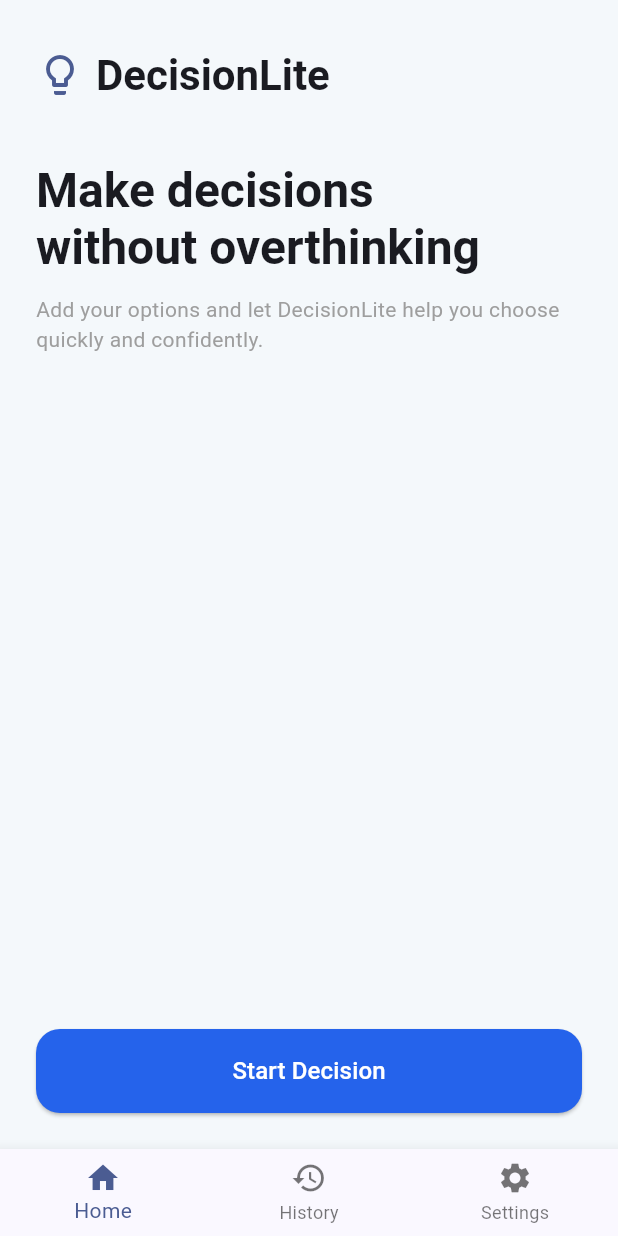
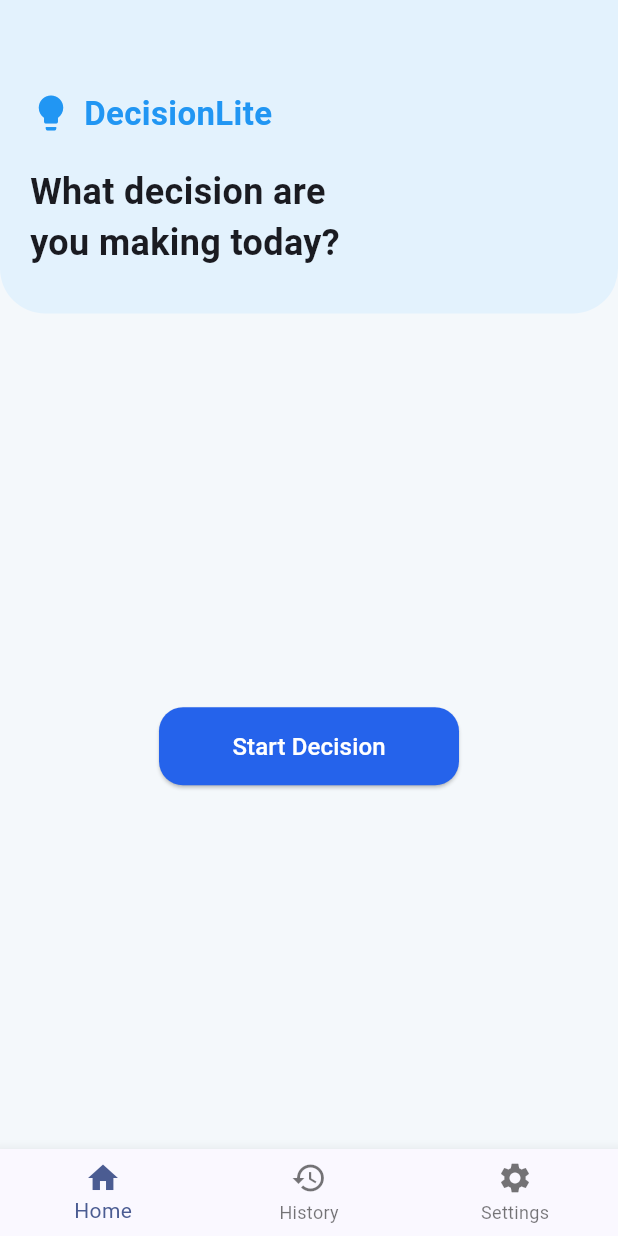
Before and after one commit to Rachanon-6731503030/Moblie-App_DecisionLite, a Flutter app: the screen it shows after launch, on a phone screen of 412 x 824 dp. Run offline on Flutter 3.47's test engine with Material 3 defaults, Android fonts, the phone set to English and light mode, and no system bars.

Commit message:
Update Home UI and spacing

```diff
--- a/decisionlite/lib/add_options_screen.dart
+++ b/decisionlite/lib/add_options_screen.dart
@@ -29,7 +29,7 @@ class _AddOptionsScreenState extends State<AddOptionsScreen> {
   final random = Random();
   final result = _options[random.nextInt(_options.length)];
 
-  DecisionHistory.add(result);
+  DecisionHistory.add("My Decision", result);
 
   Navigator.push(
     context,
--- a/decisionlite/lib/main.dart
+++ b/decisionlite/lib/main.dart
@@ -105,59 +105,57 @@ class HomeScreen extends StatelessWidget {
     final theme = Theme.of(context);
 
     return Scaffold(
-      body: SafeArea(
-        child: Padding(
-          padding: const EdgeInsets.symmetric(horizontal: 24),
+      body: Column(
+  children: [
+
+    // ===== Hero Header =====
+    Container(
+      width: double.infinity,
+      padding: const EdgeInsets.fromLTRB(20, 60, 20, 30),
+      decoration: const BoxDecoration(
+        color: Color(0xFFE3F2FD), // สีฟ้าอ่อน
+        borderRadius: BorderRadius.only(
+          bottomLeft: Radius.circular(30),
+          bottomRight: Radius.circular(30),
+        ),
+      ),
       child: Column(
         crossAxisAlignment: CrossAxisAlignment.start,
-            children: [
-              const SizedBox(height: 32),
-
-              // App Header
+        children: const [
           Row(
             children: [
-                  Icon(
-                    Icons.lightbulb_outline,
-                    size: 32,
-                    color: theme.colorScheme.primary,
-                  ),
-                  const SizedBox(width: 8),
+              Icon(Icons.lightbulb, size: 28, color: Colors.blue),
+              SizedBox(width: 8),
               Text(
-                    'DecisionLite',
-                    style: theme.textTheme.headlineMedium?.copyWith(
+                "DecisionLite",
+                style: TextStyle(
+                  fontSize: 22,
                   fontWeight: FontWeight.bold,
+                  color: Colors.blue,
                 ),
               ),
             ],
           ),
-
-              const SizedBox(height: 40),
-
-              // Hero Title
+          SizedBox(height: 20),
           Text(
-                'Make decisions\nwithout overthinking',
-                style: theme.textTheme.headlineLarge?.copyWith(
-                  fontWeight: FontWeight.bold,
-                  height: 1.2,
+            "What decision are\nyou making today?",
+            style: TextStyle(
+              fontSize: 24,
+              fontWeight: FontWeight.w600,
+            ),
+          ),
+        ],
       ),
     ),
 
-              const SizedBox(height: 12),
+    const SizedBox(height: 20),
 
-              // ✨ Subtitle
-              Text(
-                'Add your options and let DecisionLite help you choose quickly and confidently.',
-                style: theme.textTheme.bodyMedium?.copyWith(
-                  color: Colors.grey,
-                ),
-              ),
-
-              const Spacer(),
-
-              // Primary CTA
-              SizedBox(
-                width: double.infinity,
-                height: 56,
+    // ===== ส่วนปุ่มเดิมของคุณ =====
+    Expanded(
+      child: Center(
+        child: SizedBox(
+          width: 200,
+          height: 52,
           child: ElevatedButton(
             onPressed: () {
               Navigator.push(
@@ -173,11 +171,9 @@ class HomeScreen extends StatelessWidget {
             ),
           ),
         ),
-
-              const SizedBox(height: 24),
-            ],
       ),
     ),
+  ],
 ),
     );
   }
```
Also changed, not shown: decisionlite/lib/decision_history.dart (+8 -11 lines), decisionlite/lib/decision_history_screen.dart (+51 -17 lines). Lines whose indentation alone changed are shown as unchanged.
